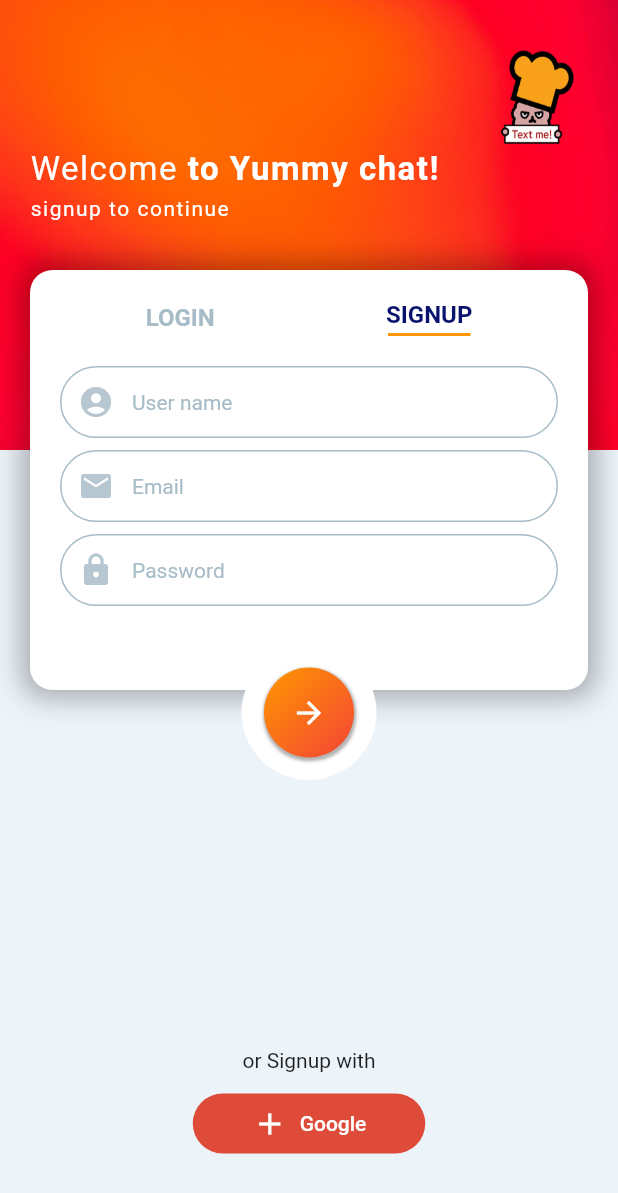
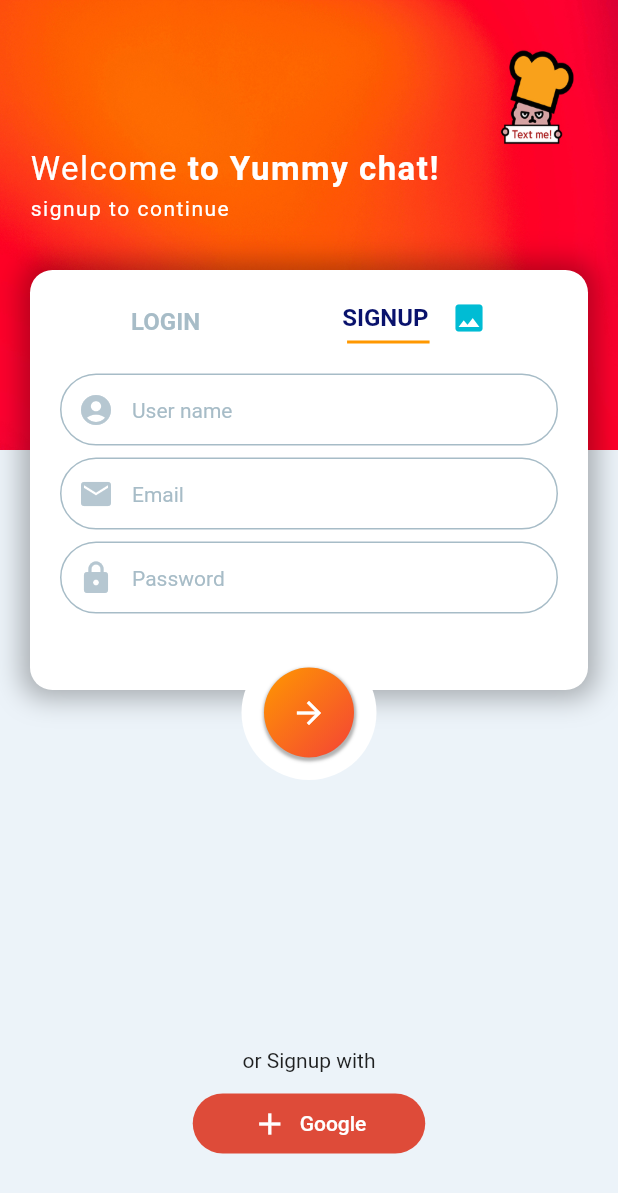
Before and after one commit to bozlo/flutter_chatting, a Flutter app: the screen it shows after launch, on a phone screen of 412 x 824 dp. Shown: the top 1193 px of the screen. Run offline on Flutter 3.47's test engine with Material 2 defaults, Android fonts, the phone set to English and light mode, and no system bars; drawn by our look-alikes of modal_progress_hud_nsn; our stand-ins replace cloud_firestore, firebase_auth, firebase_core, flutter_chat_bubble, image_picker; accounts and stored records are empty.

Commit message:
use image_picker to choose image

```diff
--- a/lib/screens/main_screen.dart
+++ b/lib/screens/main_screen.dart
@@ -4,6 +4,7 @@ import 'package:firebase_auth/firebase_auth.dart';
 import 'package:cloud_firestore/cloud_firestore.dart';
 import 'chat_screen.dart';
 import 'package:modal_progress_hud_nsn/modal_progress_hud_nsn.dart';
+import 'package:flutter_chatting/add_image/add_image.dart';
 
 class LoginSignupScreen extends StatefulWidget {
   const LoginSignupScreen({Key? key}) : super(key: key);
@@ -27,6 +28,18 @@ class _LoginSignupScreenState extends State<LoginSignupScreen> {
     if (isValid) {
       _formKey.currentState!.save();
     }
+  }
+
+  void showAlert(BuildContext context) {
+    showDialog(
+      context: context,
+      builder: (context) {
+        return Dialog(
+          backgroundColor: Colors.white,
+          child: AddImage(),
+        );
+      }
+    );
   }
   @override
   Widget build(BuildContext context) {
@@ -156,6 +169,8 @@ class _LoginSignupScreenState extends State<LoginSignupScreen> {
                               },
                               child: Column(
                                 children: [
+                                  Row(
+                                    children: [
                                       Text(
                                         'SIGNUP',
                                         style: TextStyle(
@@ -164,9 +179,24 @@ class _LoginSignupScreenState extends State<LoginSignupScreen> {
                                           color: isSignupScreen? Palette.activeColor: Palette.textColor1,
                                         ),
                                       ),
+                                      SizedBox(
+                                        width: 15,
+                                      ),
+                                      if (isSignupScreen)
+                                      GestureDetector(
+                                        onTap: () {
+                                          showAlert(context);
+                                        },
+                                        child: Icon(
+                                          Icons.image,
+                                          color: isSignupScreen? Colors.cyan : Colors.grey[300],
+                                        ),
+                                      ),
+                                    ]
+                                  ),
                                   if (isSignupScreen)
                                   Container(
-                                    margin: EdgeInsets.only(top: 3),
+                                    margin: EdgeInsets.fromLTRB(0, 3,35, 0),
                                     height: 2,
                                     width: 55,
                                     color: Colors.orange,
--- a/pubspec.yaml
+++ b/pubspec.yaml
@@ -39,6 +39,7 @@ dependencies:
   cloud_firestore: ^3.1.12
   modal_progress_hud_nsn: ^0.1.0-nullsafety-0
   flutter_chat_bubble: ^2.0.0
+  image_picker: ^0.8.5
 
 dev_dependencies:
   flutter_test:
```
Also changed, not shown: lib/add_image/add_image.dart (added, +68 -0 lines), pubspec.lock, 2 other files. Lines whose indentation alone changed are shown as unchanged.
